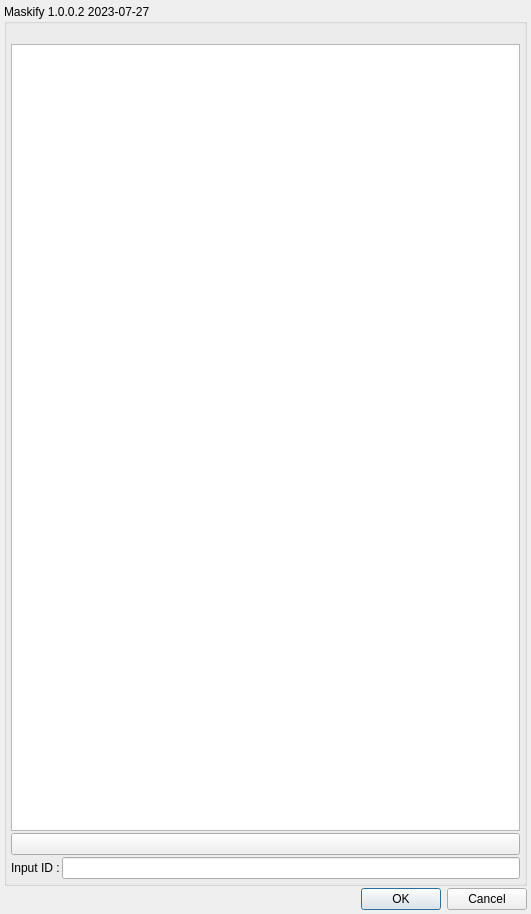
Qt form AboutDlg.ui (whpark/QtWidgetsApplicationGTL) before a commit.
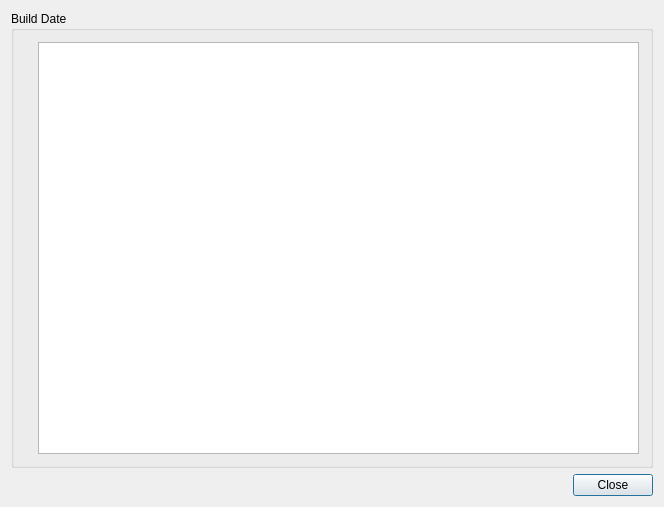
The same form after that commit. Icons and pictures are not drawn.

```diff
--- a/AboutDlg.ui
+++ b/AboutDlg.ui
@@ -6,8 +6,8 @@
    <rect>
     <x>0</x>
     <y>0</y>
-    <width>531</width>
-    <height>914</height>
+    <width>664</width>
+    <height>507</height>
    </rect>
   </property>
   <property name="windowTitle">
@@ -17,16 +17,16 @@
    <item>
     <widget class="QGroupBox" name="grpAbout">
      <property name="title">
-      <string>Maskify 1.0.0.2 2023-07-27</string>
+      <string>Build Date</string>
      </property>
-     <layout class="QVBoxLayout" name="verticalLayout_2">
-      <item alignment="Qt::AlignmentFlag::AlignHCenter">
+     <layout class="QHBoxLayout" name="horizontalLayout">
+      <item alignment="Qt::AlignmentFlag::AlignTop">
        <widget class="QLabel" name="label">
-        <property name="sizePolicy">
-         <sizepolicy hsizetype="Fixed" vsizetype="Fixed">
-          <horstretch>0</horstretch>
-          <verstretch>0</verstretch>
-         </sizepolicy>
+        <property name="maximumSize">
+         <size>
+          <width>128</width>
+          <height>128</height>
+         </size>
         </property>
         <property name="text">
          <string notr="true"/>
@@ -38,7 +38,7 @@
          <bool>true</bool>
         </property>
         <property name="alignment">
-         <set>Qt::AlignmentFlag::AlignCenter</set>
+         <set>Qt::AlignmentFlag::AlignRight|Qt::AlignmentFlag::AlignTrailing|Qt::AlignmentFlag::AlignVCenter</set>
         </property>
        </widget>
       </item>
@@ -47,52 +47,11 @@
         <property name="undoRedoEnabled">
          <bool>false</bool>
         </property>
-        <property name="html">
-         <string>&lt;!DOCTYPE HTML PUBLIC &quot;-//W3C//DTD HTML 4.0//EN&quot; &quot;http://www.w3.org/TR/REC-html40/strict.dtd&quot;&gt;
-&lt;html&gt;&lt;head&gt;&lt;meta name=&quot;qrichtext&quot; content=&quot;1&quot; /&gt;&lt;meta charset=&quot;utf-8&quot; /&gt;&lt;style type=&quot;text/css&quot;&gt;
-p, li { white-space: pre-wrap; }
-hr { height: 1px; border-width: 0; }
-li.unchecked::marker { content: &quot;\2610&quot;; }
-li.checked::marker { content: &quot;\2612&quot;; }
-&lt;/style&gt;&lt;/head&gt;&lt;body style=&quot; font-family:'Segoe UI'; font-size:10pt; font-weight:400; font-style:normal;&quot;&gt;
-&lt;p style=&quot;-qt-paragraph-type:empty; margin-top:0px; margin-bottom:0px; margin-left:0px; margin-right:0px; -qt-block-indent:0; text-indent:0px;&quot;&gt;&lt;br /&gt;&lt;/p&gt;&lt;/body&gt;&lt;/html&gt;</string>
-        </property>
         <property name="textInteractionFlags">
          <set>Qt::TextInteractionFlag::TextSelectableByMouse</set>
         </property>
        </widget>
       </item>
-      <item>
-       <widget class="QPushButton" name="pushButton">
-        <property name="text">
-         <string/>
-        </property>
-        <property name="icon">
-         <iconset resource="resource.qrc">
-          <normaloff>:/image/res/ci.bmp</normaloff>:/image/res/ci.bmp</iconset>
-        </property>
-        <property name="iconSize">
-         <size>
-          <width>121</width>
-          <height>40</height>
-         </size>
-        </property>
-       </widget>
-      </item>
-      <item>
-       <layout class="QHBoxLayout" name="horizontalLayout">
-        <item>
-         <widget class="QLabel" name="label_2">
-          <property name="text">
-           <string>Input ID :</string>
-          </property>
-         </widget>
-        </item>
-        <item>
-         <widget class="QLineEdit" name="txtID"/>
-        </item>
-       </layout>
-      </item>
      </layout>
     </widget>
    </item>
@@ -102,13 +61,13 @@
       <enum>Qt::Orientation::Horizontal</enum>
      </property>
      <property name="standardButtons">
-      <set>QDialogButtonBox::StandardButton::Cancel|QDialogButtonBox::StandardButton::Ok</set>
+      <set>QDialogButtonBox::StandardButton::Close</set>
      </property>
     </widget>
    </item>
   </layout>
  </widget>
- <layoutdefault spacing="2" margin="4"/>
+ <layoutdefault spacing="6" margin="11"/>
  <resources>
   <include location="resource.qrc"/>
  </resources>
```
Left out of the diff: 6 changed lines with no effect on the pictures.
